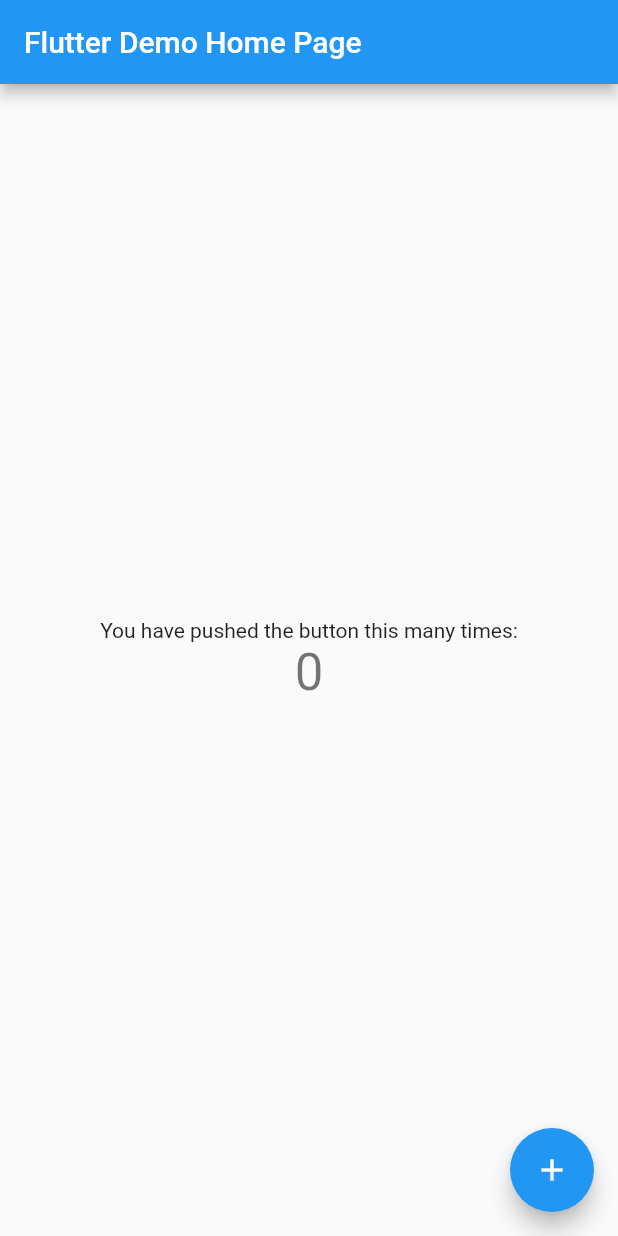
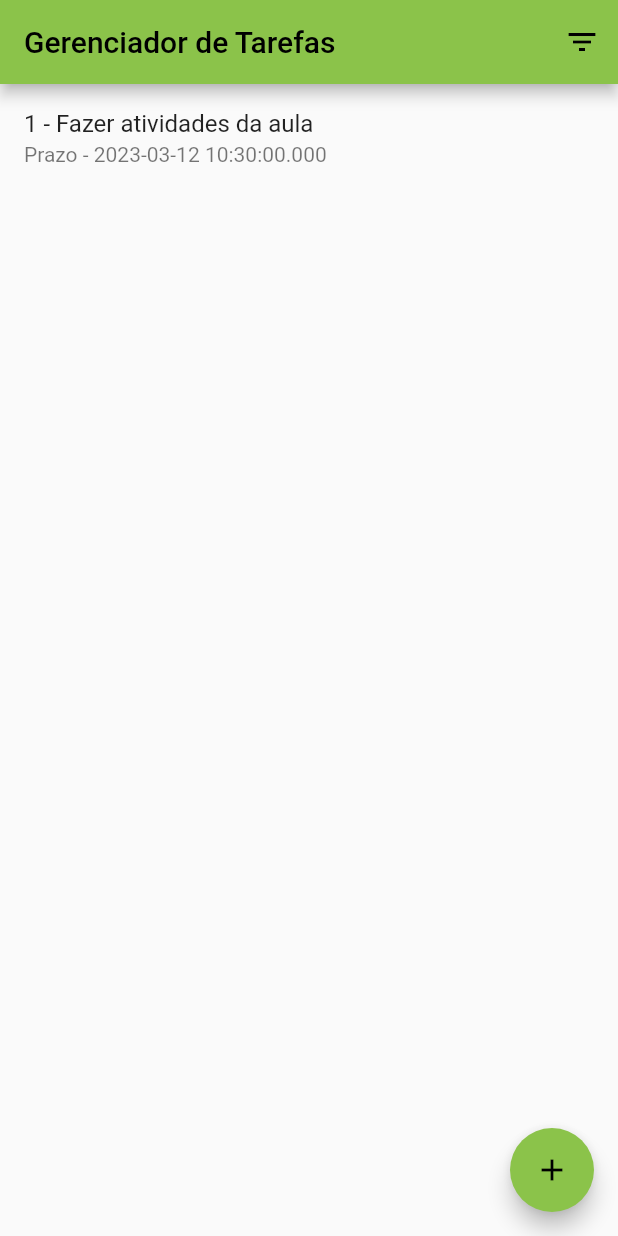
Before and after one commit to Djonatan007/gerenciador, a Flutter app: the screen it shows after launch, on a phone screen of 412 x 824 dp. Run offline on Flutter 3.47's test engine with Material 2 defaults, Android fonts, the phone set to English and light mode, and no system bars; missing offline and left inert: dart:html.

Commit message:
Aula 07-03

```diff
--- a/lib/main.dart
+++ b/lib/main.dart
@@ -1,115 +1,24 @@
 import 'package:flutter/material.dart';
+import 'package:gerenciador/pages/lista_tarefas.dart';
 
 void main() {
-  runApp(const MyApp());
+  runApp(const AppGerenciadorTareas());
 }
 
-class MyApp extends StatelessWidget {
-  const MyApp({super.key});
+class AppGerenciadorTareas extends StatelessWidget {
+  const AppGerenciadorTareas({super.key});
 
   // This widget is the root of your application.
   @override
   Widget build(BuildContext context) {
     return MaterialApp(
-      title: 'Flutter Demo',
+      title: 'Gerenciador de Tarefas',
+      debugShowCheckedModeBanner: false,
       theme: ThemeData(
-        // This is the theme of your application.
-        //
-        // Try running your application with "flutter run". You'll see the
-        // application has a blue toolbar. Then, without quitting the app, try
-        // changing the primarySwatch below to Colors.green and then invoke
-        // "hot reload" (press "r" in the console where you ran "flutter run",
-        // or simply save your changes to "hot reload" in a Flutter IDE).
-        // Notice that the counter didn't reset back to zero; the application
-        // is not restarted.
-        primarySwatch: Colors.blue,
+
+        primarySwatch: Colors.lightGreen,
       ),
-      home: const MyHomePage(title: 'Flutter Demo Home Page'),
+      home: ListaTarefa(),
     );
   }
 }
-
-class MyHomePage extends StatefulWidget {
-  const MyHomePage({super.key, required this.title});
-
-  // This widget is the home page of your application. It is stateful, meaning
-  // that it has a State object (defined below) that contains fields that affect
-  // how it looks.
-
-  // This class is the configuration for the state. It holds the values (in this
-  // case the title) provided by the parent (in this case the App widget) and
-  // used by the build method of the State. Fields in a Widget subclass are
-  // always marked "final".
-
-  final String title;
-
-  @override
-  State<MyHomePage> createState() => _MyHomePageState();
-}
-
-class _MyHomePageState extends State<MyHomePage> {
-  int _counter = 0;
-
-  void _incrementCounter() {
-    setState(() {
-      // This call to setState tells the Flutter framework that something has
-      // changed in this State, which causes it to rerun the build method below
-      // so that the display can reflect the updated values. If we changed
-      // _counter without calling setState(), then the build method would not be
-      // called again, and so nothing would appear to happen.
-      _counter++;
-    });
-  }
-
-  @override
-  Widget build(BuildContext context) {
-    // This method is rerun every time setState is called, for instance as done
-    // by the _incrementCounter method above.
-    //
-    // The Flutter framework has been optimized to make rerunning build methods
-    // fast, so that you can just rebuild anything that needs updating rather
-    // than having to individually change instances of widgets.
-    return Scaffold(
-      appBar: AppBar(
-        // Here we take the value from the MyHomePage object that was created by
-        // the App.build method, and use it to set our appbar title.
-        title: Text(widget.title),
-      ),
-      body: Center(
-        // Center is a layout widget. It takes a single child and positions it
-        // in the middle of the parent.
-        child: Column(
-          // Column is also a layout widget. It takes a list of children and
-          // arranges them vertically. By default, it sizes itself to fit its
-          // children horizontally, and tries to be as tall as its parent.
-          //
-          // Invoke "debug painting" (press "p" in the console, choose the
-          // "Toggle Debug Paint" action from the Flutter Inspector in Android
-          // Studio, or the "Toggle Debug Paint" command in Visual Studio Code)
-          // to see the wireframe for each widget.
-          //
-          // Column has various properties to control how it sizes itself and
-          // how it positions its children. Here we use mainAxisAlignment to
-          // center the children vertically; the main axis here is the vertical
-          // axis because Columns are vertical (the cross axis would be
-          // horizontal).
-          mainAxisAlignment: MainAxisAlignment.center,
-          children: <Widget>[
-            const Text(
-              'You have pushed the button this many times:',
-            ),
-            Text(
-              '$_counter',
-              style: Theme.of(context).textTheme.headlineMedium,
-            ),
-          ],
-        ),
-      ),
-      floatingActionButton: FloatingActionButton(
-        onPressed: _incrementCounter,
-        tooltip: 'Increment',
-        child: const Icon(Icons.add),
-      ), // This trailing comma makes auto-formatting nicer for build methods.
-    );
-  }
-}
--- a/lib/model/tarefa.dart
+++ b/lib/model/tarefa.dart
@@ -0,0 +1,21 @@
+import 'package:intl/intl.dart';
+
+class Tarefa {
+  static const CAMPO_ID = 'id';
+  static const CAMPO_DESCRICAO = 'descricao';
+  static const CAMPO_PRAZO = 'prazo';
+
+  int id;
+  String descricao;
+  DateTime? prazo;
+
+  Tarefa( { required this.id, required this.descricao, this.prazo});
+
+  String get prazoFormatado{
+    if (prazo == null) {
+      return '';
+    }
+
+    return DateFormat('dd/MM/yyyy').format(prazo!);
+  }
+}
--- a/lib/pages/lista_tarefas.dart
+++ b/lib/pages/lista_tarefas.dart
@@ -0,0 +1,67 @@
+import 'dart:html';
+
+import 'package:flutter/cupertino.dart';
+import 'package:flutter/material.dart';
+import 'package:gerenciador/model/tarefa.dart';
+
+class ListaTarefa extends StatefulWidget {
+  @override
+  _ListaTarefasState createState() => _ListaTarefasState();
+
+}
+
+class _ListaTarefasState extends State<ListaTarefa> {
+  final tarefas = <Tarefa>[
+    Tarefa(
+        id: 1,
+        descricao: 'Fazer atividades da aula',
+        prazo: DateTime.now().add(Duration(days: 5))
+    )
+  ];
+
+  @override
+  Widget build(BuildContext context) {
+    return Scaffold(
+      appBar: _criarAppBar(),
+      body: _criarBody(),
+      floatingActionButton: FloatingActionButton(
+        onPressed: () {},
+        tooltip: 'New Task',
+        child: Icon(Icons.add),
+      ),
+    );
+  }
+
+
+  AppBar _criarAppBar() {
+    return AppBar(
+      title: const Text('Gerenciador de Tarefas'),
+      actions: [
+        IconButton(
+            onPressed: () {},
+            icon: const Icon(Icons.filter_list)),
+      ],
+    );
+  }
+
+  Widget _criarBody() {
+    if (tarefas.isEmpty) {
+      return const Center(
+        child: Text('Não existe nenhuma tarefa cadastrada!',
+          style: TextStyle(fontSize: 20, fontWeight: FontWeight.bold),
+        ),
+      );
+    }
+    return ListView.separated(
+      itemCount: tarefas.length,
+      separatorBuilder: (BuildContext context, int index) => Divider(),
+      itemBuilder: (BuildContext context, int index) {
+        final tarefa = tarefas[index];
+        return ListTile(
+          title: Text('${tarefa.id} - ${tarefa.descricao}'),
+          subtitle: Text('Prazo - ${tarefa.prazo}'),
+        );
+      },
+    );
+  }
+}
--- a/pubspec.yaml
+++ b/pubspec.yaml
@@ -35,6 +35,7 @@ dependencies:
   # The following adds the Cupertino Icons font to your application.
   # Use with the CupertinoIcons class for iOS style icons.
   cupertino_icons: ^1.0.2
+  intl: ^0.18.0
 
 dev_dependencies:
   flutter_test:
```
Also changed, not shown: pubspec.lock, 1 other file.
